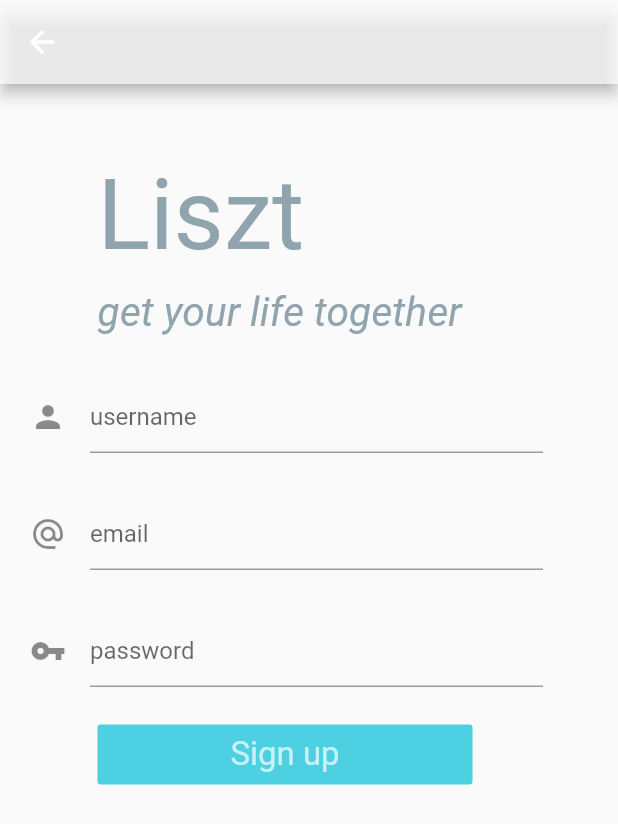
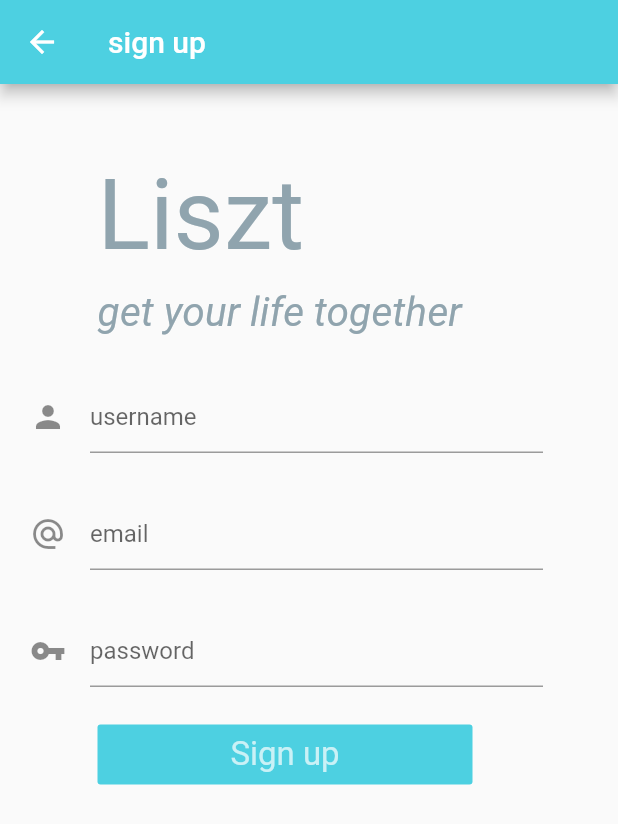
Before and after one commit to slbrtg/liszt-flutter, a Flutter app: the SignupScreen screen opened by its route, on a phone screen of 412 x 824 dp. Shown: the top 824 px of the screen. Run offline on Flutter 3.47's test engine with Material 2 defaults, Android fonts, the phone set to English and light mode, and no system bars; our stand-ins replace firebase_auth; accounts and stored records are empty.

Commit message:
add appbar to login and signup

```diff
--- a/lib/assets/palette.dart
+++ b/lib/assets/palette.dart
@@ -3,8 +3,11 @@ import 'package:flutter/material.dart';
 
 Color blueGrey = Colors.blueGrey[300];
 Color cyan300 = Colors.cyan[300];
+Color cyan200 = Colors.cyan[200];
 Color white70 = Colors.white70;
 Color bgWhite = Colors.white12;
+Color transparent = Colors.transparent;
+
 
 Widget emptyContainer = new Container(
   height: 0.0,
--- a/lib/routes.dart
+++ b/lib/routes.dart
@@ -1,4 +1,5 @@
 import 'package:flutter/material.dart';
+import 'package:liszt/screens/home.dart';
 import './screens/welcome.dart';
 import './screens/signup.dart';
 import './screens/login.dart';
@@ -9,6 +10,7 @@ class Routes {
     "/welcome": (BuildContext context) => new WelcomeScreen(),
     "/login": (BuildContext context) => new LoginScreen(),
     "/signup": (BuildContext context) => new SignupScreen(),
+    "/home": (BuildContext context) => new HomeScreen(),
   };
 
   Routes() {
--- a/lib/screens/login.dart
+++ b/lib/screens/login.dart
@@ -31,7 +31,7 @@ class LoginScreenState extends State<LoginScreen> {
       userAuth.loginUser(user).then((onValue) {
         if (onValue == "user logged in")
           debugPrint("user logged in!");
-        // Navigator.pushNamed(context, "/HomePage");
+        Navigator.pushNamed(context, "/home");
       }).catchError((PlatformException onError) {
         debugPrint(onError.message);
       });
@@ -153,7 +153,7 @@ class LoginScreenState extends State<LoginScreen> {
     return new Scaffold(
       appBar: new AppBar(
         backgroundColor: cyan300,
-        elevation: 2.5,
+        title: new Text("login"),
       ),
       body: new Container(
         padding: const EdgeInsets.fromLTRB(20.0, 0.0, 50.0, 0.0),
--- a/lib/screens/signup.dart
+++ b/lib/screens/signup.dart
@@ -171,7 +171,8 @@ class SignupScreenState extends State<SignupScreen> {
   Widget build(BuildContext context) {
     return new Scaffold(
       appBar: new AppBar(
-        backgroundColor: white70,
+        backgroundColor: cyan300,
+        title: new Text("sign up"),
       ),
       body: new Container(
         padding: const EdgeInsets.fromLTRB(20.0, 0.0, 50.0, 0.0),
```
Also changed, not shown: lib/screens/home.dart (added, +41 -0 lines).
